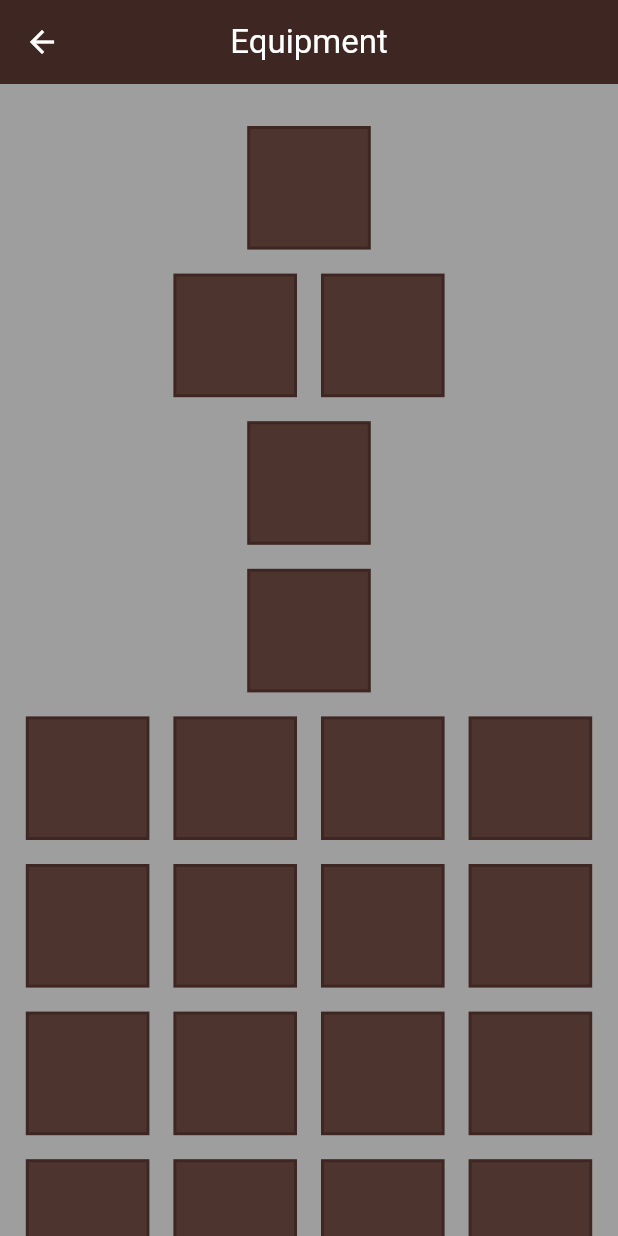
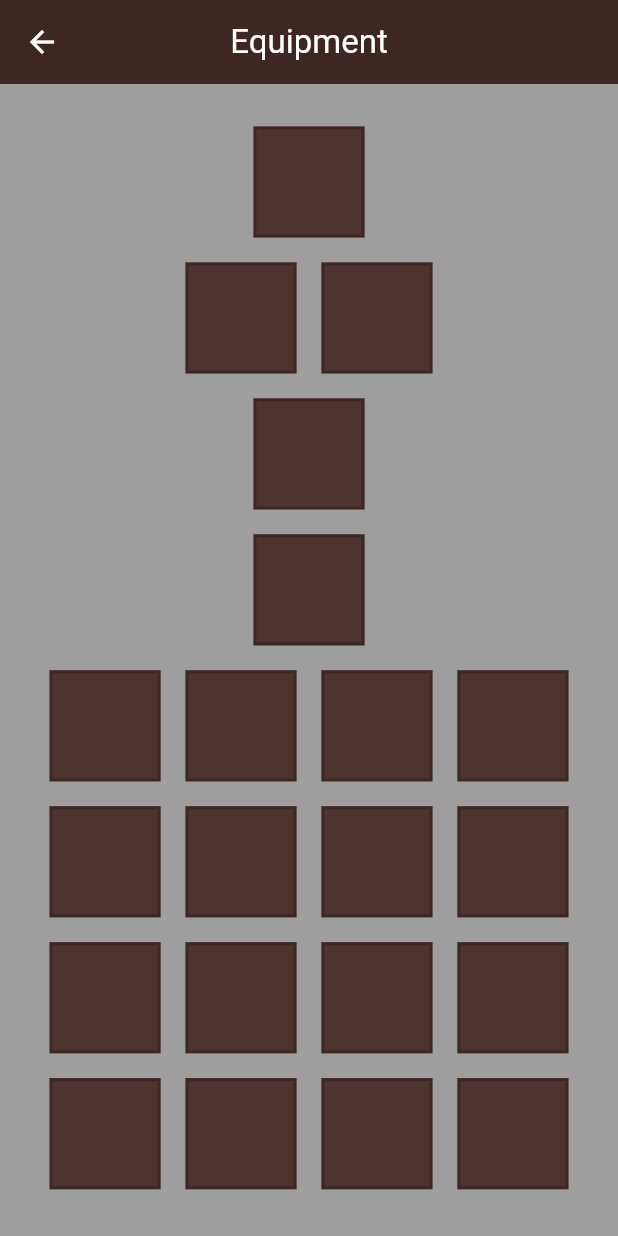
Before and after one commit to Sebastian2344/Brave-Steve, a Flutter app: the Equpment screen opened directly, on a phone screen of 412 x 824 dp. Run offline on Flutter 3.47's test engine with Material 3 defaults, Android fonts, the phone set to English and light mode, and no system bars; our stand-ins replace equatable, flutter_riverpod, flutter_secure_storage, hive_flutter, showcaseview; missing offline and left inert: window_manager; accounts and stored records are empty.

Commit message:
usprawnienie
usprawnienie UI

```diff
--- a/lib/game/presentation/eq_screen/eq.dart
+++ b/lib/game/presentation/eq_screen/eq.dart
@@ -17,97 +17,63 @@ class Equpment extends StatelessWidget {
         backgroundColor: Colors.brown[900],
         foregroundColor: Colors.white,
       ),
-      body: const Padding(
-        padding: EdgeInsets.only(top: 20),
+      // SafeArea zapobiega ucinaniu ekranu przez notch (wycięcie na aparat)
+      body: SafeArea(
+        // SingleChildScrollView zapobiega błędom overflow na mniejszych ekranach
+        child: SingleChildScrollView(
+          child: Padding(
+            padding: const EdgeInsets.symmetric(vertical: 20),
             child: Column(
-          children: [
-            WindowEQ(id: 0),
-            Row(
+              children:[
+                const WindowEQ(id: 0),
+                const Row(
                   mainAxisAlignment: MainAxisAlignment.center,
-              children: [
-                WindowEQ(
-                  id: 1,
-                ),
-                WindowEQ(
-                  id: 2,
-                )
+                  children:[
+                    WindowEQ(id: 1),
+                    WindowEQ(id: 2),
                   ],
                 ),
-            WindowEQ(
-              id: 3,
-            ),
-            WindowEQ(
-              id: 4,
-            ),
-            Row(
+                const WindowEQ(id: 3),
+                const WindowEQ(id: 4),
+                const Row(
                   mainAxisAlignment: MainAxisAlignment.center,
-              children: [
-                WindowEQ(
-                  id: 5,
-                ),
-                WindowEQ(
-                  id: 6,
-                ),
-                WindowEQ(
-                  id: 7,
-                ),
-                WindowEQ(
-                  id: 8,
-                )
+                  children:[
+                    WindowEQ(id: 5),
+                    WindowEQ(id: 6),
+                    WindowEQ(id: 7),
+                    WindowEQ(id: 8),
                   ],
                 ),
-            Row(
+                const Row(
                   mainAxisAlignment: MainAxisAlignment.center,
-              children: [
-                WindowEQ(
-                  id: 9,
-                ),
-                WindowEQ(
-                  id: 10,
-                ),
-                WindowEQ(
-                  id: 11,
-                ),
-                WindowEQ(
-                  id: 12,
-                )
+                  children:[
+                    WindowEQ(id: 9),
+                    WindowEQ(id: 10),
+                    WindowEQ(id: 11),
+                    WindowEQ(id: 12),
                   ],
                 ),
-            Row(
+                const Row(
                   mainAxisAlignment: MainAxisAlignment.center,
-              children: [
-                WindowEQ(
-                  id: 13,
-                ),
-                WindowEQ(
-                  id: 14,
-                ),
-                WindowEQ(
-                  id: 15,
-                ),
-                WindowEQ(
-                  id: 16,
-                )
+                  children:[
+                    WindowEQ(id: 13),
+                    WindowEQ(id: 14),
+                    WindowEQ(id: 15),
+                    WindowEQ(id: 16),
                   ],
                 ),
-            Row(
+                const Row(
                   mainAxisAlignment: MainAxisAlignment.center,
-              children: [
-                WindowEQ(
-                  id: 17,
-                ),
-                WindowEQ(
-                  id: 18,
-                ),
-                WindowEQ(
-                  id: 19,
-                ),
-                WindowEQ(
-                  id: 20,
-                )
+                  children:[
+                    WindowEQ(id: 17),
+                    WindowEQ(id: 18),
+                    WindowEQ(id: 19),
+                    WindowEQ(id: 20),
                   ],
                 ),
               ],
+            ),
+          ),
         ),
       ),
     );
@@ -117,49 +83,60 @@ class Equpment extends StatelessWidget {
 class WindowEQ extends ConsumerWidget {
   const WindowEQ({super.key, required this.id});
   final int id;
+
   @override
   Widget build(BuildContext context, WidgetRef ref) {
+    // Obserwowanie stanu
     ref.watch(providerEQ);
+
+    // Zapisanie stanu do zmiennej, aby kod był czystszy i wydajniejszy
+    final isEmpty = ref.read(providerEQ.notifier).isEmpty(id);
+
+    // DYNAMICZNE DOPASOWANIE DO EKRANU:
+    final screenWidth = MediaQuery.of(context).size.width;
+    // Okienko zajmuje 18% szerokości ekranu, a margines z każdej strony to 2%.
+    // Dla 4 elementów daje to idealne dopasowanie bez wychodzenia poza ekran.
+    final double boxSize = screenWidth * 0.18;
+    final double marginSize = screenWidth * 0.02;
+
     return InkWell(
       onTap: () {
-        !ref.read(providerEQ.notifier).isEmpty(id)
-            ? showDialog(
+        if (!isEmpty) {
+          showDialog(
             context: context,
             builder: (context) {
               return AlertDialogW(id: id);
-                })
-            : null;
+            },
+          );
+        }
       },
       onLongPress: () {
-        !ref.read(providerEQ.notifier).isEmpty(id)
-            ? showDialog(
+        if (!isEmpty) {
+          showDialog(
             context: context,
             builder: (context) {
-                  return SellItemDialog(
-                    id: id,
+              return SellItemDialog(id: id);
+            },
           );
-                })
-            : null;
+        }
       },
-      child: ref.read(providerEQ.notifier).isEmpty(id)
-          ? Container(
-              margin: const EdgeInsets.all(8),
-              width: MediaQuery.of(context).size.width / 5,
-              height: MediaQuery.of(context).size.width / 5,
+      child: Container(
+        width: boxSize,
+        height: boxSize,
+        margin: EdgeInsets.all(marginSize),
         decoration: BoxDecoration(
-                  color: Colors.brown[800],
+          color: isEmpty ? Colors.brown[800] : null,
           border: Border.all(
-                      color: const Color.fromARGB(255, 62, 39, 35), width: 2)),
-            )
-          : Container(
-              width: MediaQuery.of(context).size.width / 5,
-              height: MediaQuery.of(context).size.width / 5,
-              margin: const EdgeInsets.all(8),
-              decoration: BoxDecoration(
-                  border: Border.all(
-                      color: const Color.fromARGB(255, 62, 39, 35), width: 2)),
-              child: Image.asset(
-                ref.read(providerEQ.notifier).itemUrl(id),fit: BoxFit.fill,
+            color: const Color.fromARGB(255, 62, 39, 35),
+            width: 2,
+          ),
+        ),
+        // Jeśli jest puste, nie ma child. Jeśli pełne, pokazujemy obrazek.
+        child: isEmpty
+            ? null
+            : Image.asset(
+          ref.read(providerEQ.notifier).itemUrl(id),
+          fit: BoxFit.fill,
         ),
       ),
     );
```
Lines whose indentation alone changed are shown as unchanged.
